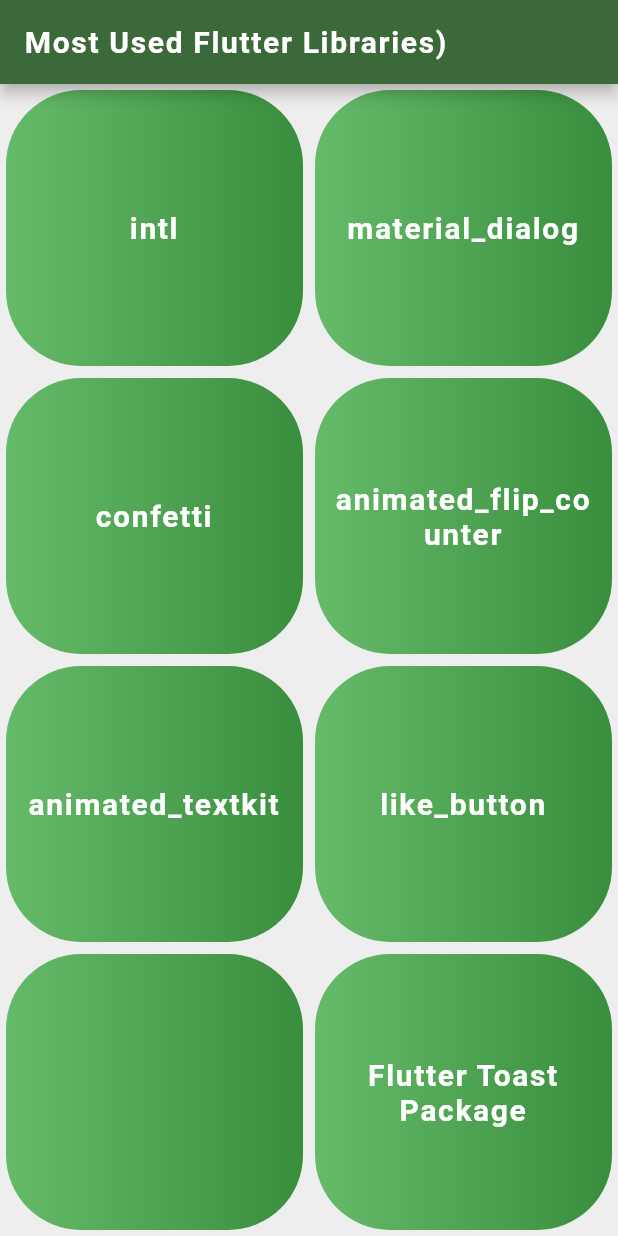
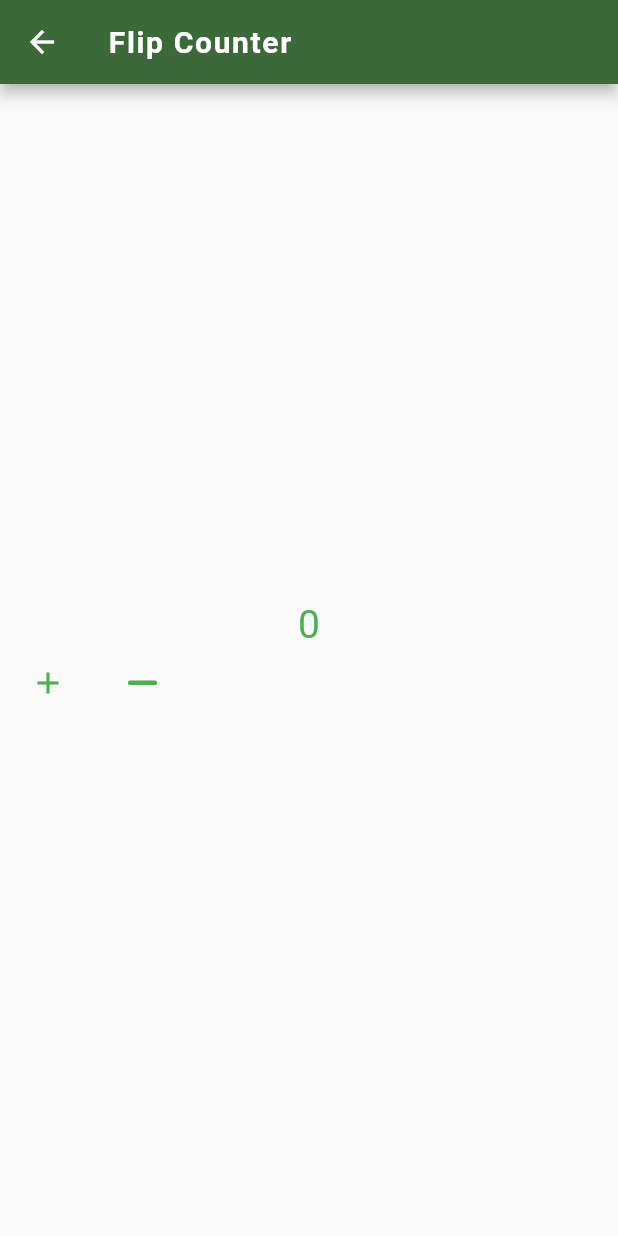
Before and after one commit to HeshmatGhaffariHadid/Libraries-Navigator, a Flutter app: the screen it shows after launch, after a tap on "animated_flip_counter", on a phone screen of 412 x 824 dp. Run offline on Flutter 3.47's test engine with Material 2 defaults, Android fonts, the phone set to English and light mode, and no system bars; drawn by our look-alikes of animated_flip_counter; our stand-ins replace animated_text_kit, flutter_styled_toast, font_awesome_flutter; missing offline and left inert: material_dialogs.

Commit message:
Animated flip counter added and applied

```diff
--- a/lib/main.dart
+++ b/lib/main.dart
@@ -1,4 +1,5 @@
 import 'package:flutter/material.dart';
+import 'package:libraries_navigator/screens/animated_flip_counter.dart';
 import 'package:libraries_navigator/screens/animated_text_screen.dart';
 import 'package:libraries_navigator/screens/intl_screen.dart';
 import 'package:libraries_navigator/screens/material_dialog.dart';
@@ -22,6 +23,7 @@ class MyApp extends StatelessWidget {
         '/material_dialog': (context) => MaterialDialog(),
         '/toast_screen' : (context) => ToastScreen(),
         '/animated_text' : (context) => AnimatedTextScreen(),
+        '/animated_flip_counter' : (context) => AnimatedFlip(),
       },
       theme: ThemeData.light().copyWith(
         colorScheme: ColorScheme.fromSeed(
--- /dev/null
+++ b/lib/screens/animated_flip_counter.dart
@@ -0,0 +1,62 @@
+import 'package:animated_flip_counter/animated_flip_counter.dart';
+import 'package:flutter/material.dart';
+import 'package:font_awesome_flutter/font_awesome_flutter.dart';
+import '../constants.dart';
+
+class AnimatedFlip extends StatefulWidget {
+  @override
+  State<AnimatedFlip> createState() => _AnimatedFlipState();
+}
+
+class _AnimatedFlipState extends State<AnimatedFlip> {
+  late int counter = 0;
+
+  @override
+  Widget build(BuildContext context) {
+    return Scaffold(
+      appBar: AppBar(
+        title: const Text('Flip Counter', style: kTitleStyle),
+      ),
+      body: Center(
+        child: Padding(
+          padding: const EdgeInsets.all(8.0),
+          child: Column(
+            mainAxisAlignment: MainAxisAlignment.center,
+            children: [
+              AnimatedFlipCounter(
+                value: counter,
+                duration: const Duration(seconds: 1),
+                textStyle: TextStyle(
+                color: Colors.green,
+                fontSize: 26,
+              ),
+              ),
+              Row(
+                children: [
+                  IconButton.outlined(
+                    color: Colors.green,
+                      onPressed: () {
+                        setState(() {
+                          counter++;
+                        });
+                      },
+                      icon: Icon(Icons.add, color: Colors.green, size: 24)),
+                  SizedBox(width: 15),
+                  IconButton.outlined(
+                    color: Colors.green,
+                      onPressed: () {
+                        setState(() {
+                          counter--;
+                        });
+                      },
+                      icon: Icon(FontAwesomeIcons.minus,
+                          size: 24, color: Colors.green))
+                ],
+              ),
+            ],
+          ),
+        ),
+      ),
+    );
+  }
+}
--- a/lib/screens/home_screen.dart
+++ b/lib/screens/home_screen.dart
@@ -28,7 +28,7 @@ class HomeScreen extends StatelessWidget {
             child: Row(
               children: [
                 Expanded(child: ClickableCard('confetti','')),
-                Expanded(child: ClickableCard('animated_flip_counter','')),
+                Expanded(child: ClickableCard('animated_flip_counter','/animated_flip_counter')),
               ],
             ),
           ),
--- a/pubspec.yaml
+++ b/pubspec.yaml
@@ -39,13 +39,12 @@ dependencies:
   flutter_styled_toast: ^2.1.3
   intl: ^0.18.0
   material_dialogs: ^1.1.4
-  animated_flip_counter: ^0.2.6
+  animated_flip_counter: ^0.2.5
 #  import 'package:animated_flip_counter/animated_flip_counter.dart';
   animated_text_kit: ^4.2.2
 #  import 'package:animated_text_kit/animated_text_kit.dart';
   like_button: ^2.0.5
 #  import 'package:like_button/like_button.dart';
-
 
 
 
```
Also changed, not shown: lib/screens/animated_text_screen.dart (+15 -7 lines).
